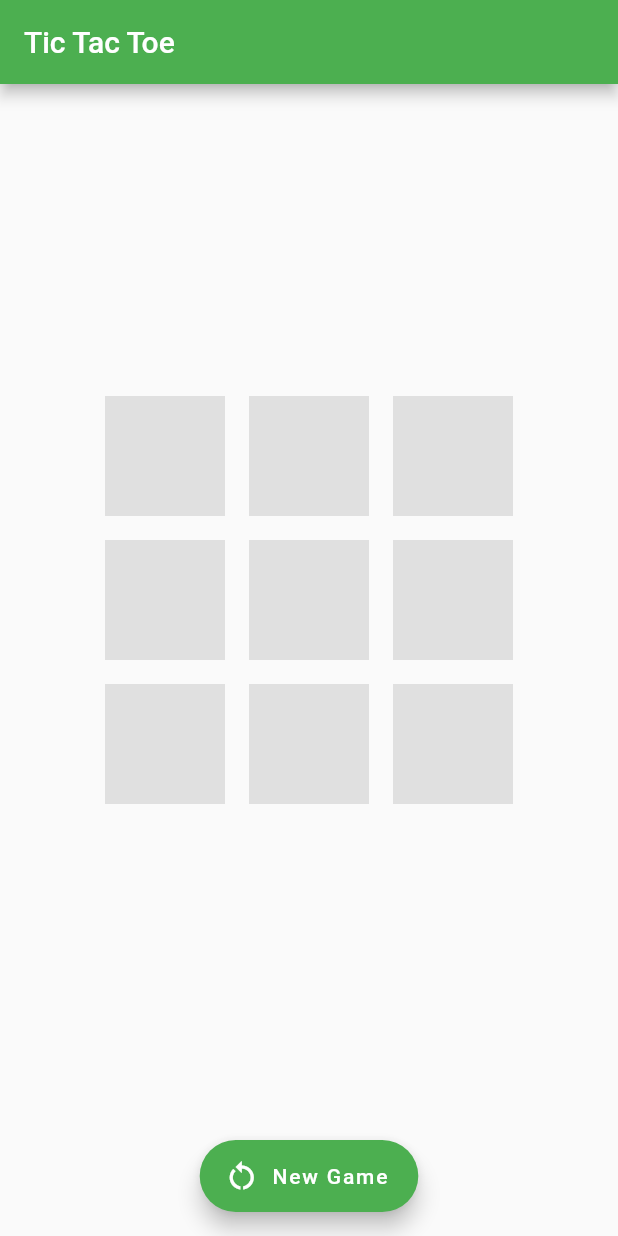
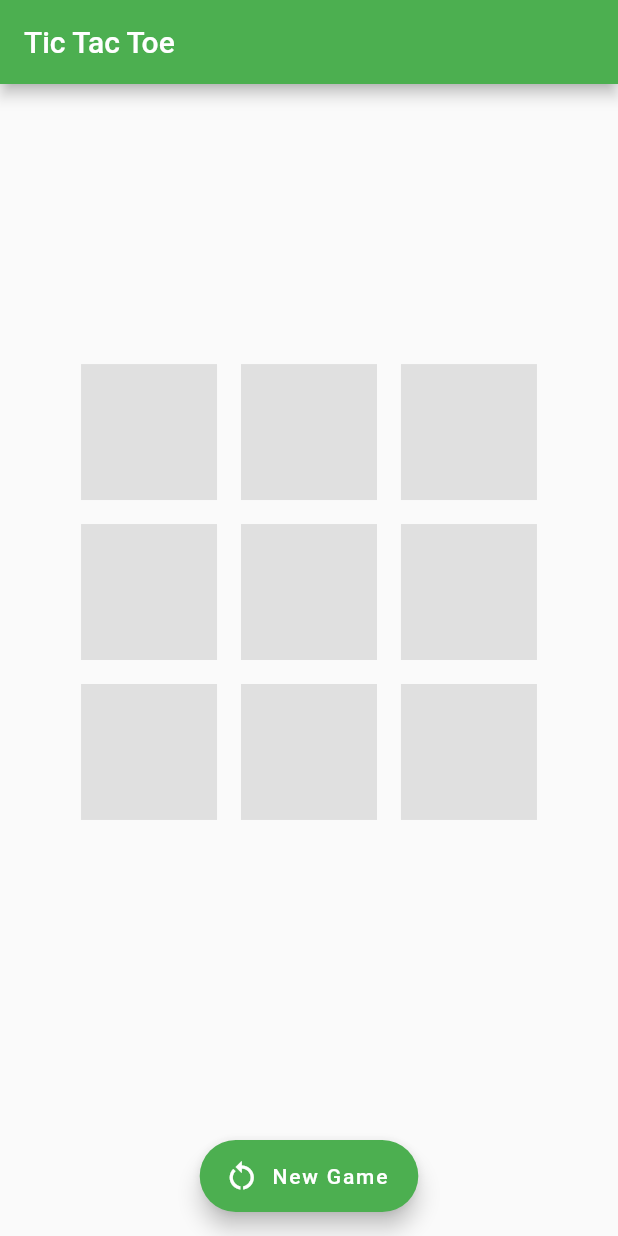
Before and after one commit to feedrdev/flutter_tic_tac_toe, a Flutter app: the screen it shows after launch, on a phone screen of 412 x 824 dp. Run offline on Flutter 3.47's test engine with Material 2 defaults, Android fonts, the phone set to English and light mode, and no system bars.

Commit message:
refactoring and usability

```diff
--- a/lib/board_tile.dart
+++ b/lib/board_tile.dart
@@ -1,5 +1,6 @@
 import 'package:flutter/material.dart';
 
+/// Widget that renders a clickable game tile
 class TileWidget extends StatelessWidget {
   const TileWidget({
     Key? key,
--- a/lib/game_page.dart
+++ b/lib/game_page.dart
@@ -1,5 +1,8 @@
+import 'dart:math';
+
 import 'package:flutter/material.dart';
 import 'package:tic_tac_toe/board.dart';
+import 'package:tic_tac_toe/game_over_widget.dart';
 import 'package:tic_tac_toe/player.dart';
 import 'package:tic_tac_toe/position.dart';
 
@@ -16,14 +19,15 @@ class GamePage extends StatefulWidget {
 
 class _GamePageState extends State<GamePage> {
   Board _board = Board();
-  final Player _player1 = Player(isX: true);
-  final Player _player2 = Player(isX: false);
+  final Player _manPlayer = Player(isX: true);
+  final Player _machinePlayer = Player(isX: false);
   Player? _winner;
   bool _isGameOver = false;
 
   @override
   Widget build(BuildContext context) {
-    const size = 80.0;
+    final tileSize =
+        min(100.0, MediaQuery.of(context).size.shortestSide * 0.66 / 3);
     return Scaffold(
       appBar: AppBar(
         title: Text(widget.title),
@@ -37,96 +41,38 @@ class _GamePageState extends State<GamePage> {
                 mainAxisAlignment: MainAxisAlignment.center,
                 children: [
                   for (int i = 0; i < 3; i++)
-                    Builder(builder: (context) {
-                      final position = _board.positions[i];
-                      return TileWidget(
-                        key: Key('${position.id}'),
-                        isX: position.player?.isX ?? false,
-                        checked: position.player != null,
-                        size: size,
-                        onTap: () => _handleMove(position, _player1),
-                      );
-                    }),
+                    _buildTile(_board.positions[i], tileSize),
                 ],
               ),
               Row(
                 mainAxisAlignment: MainAxisAlignment.center,
                 children: [
                   for (int i = 3; i < 6; i++)
-                    Builder(builder: (context) {
-                      final position = _board.positions[i];
-                      return TileWidget(
-                        key: Key('${position.id}'),
-                        isX: position.player?.isX ?? false,
-                        checked: position.player != null,
-                        size: size,
-                        onTap: () => _handleMove(position, _player1),
-                      );
-                    }),
+                    _buildTile(_board.positions[i], tileSize),
                 ],
               ),
               Row(
                 mainAxisAlignment: MainAxisAlignment.center,
                 children: [
                   for (int i = 6; i < 9; i++)
-                    Builder(builder: (context) {
-                      final position = _board.positions[i];
-                      return TileWidget(
-                        key: Key('${position.id}'),
-                        isX: position.player?.isX ?? false,
-                        checked: position.player != null,
-                        size: size,
-                        onTap: () => _handleMove(position, _player1),
-                      );
-                    }),
+                    _buildTile(_board.positions[i], tileSize),
                 ],
               ),
-              const SizedBox(height: size),
+              SizedBox(height: tileSize),
             ],
           ),
           if (_isGameOver)
-            Center(
-              child: Column(
-                mainAxisAlignment: MainAxisAlignment.center,
-                children: [
-                  Container(
-                    width: size * 3,
-                    height: size * 2.5,
-                    child: Center(
-                      child: Text(
-                        _winner == null
-                            ? 'It\'s a Draw!'
-                            : 'You ${_winner == _player1 ? 'Won!' : 'Lost :('}',
-                        style: const TextStyle(
-                            fontSize: 25,
-                            color: Colors.black87,
-                            height: 2,
-                            fontWeight: FontWeight.bold),
-                        textAlign: TextAlign.center,
-                      ),
-                    ),
-                    padding: const EdgeInsets.all(24),
-                    decoration: BoxDecoration(
-                      color: Colors.greenAccent.withOpacity(0.85),
-                      borderRadius: BorderRadius.circular(10),
-                    ),
-                  ),
-                  const SizedBox(height: size),
-                ],
-              ),
+            GameOverWidget(
+              size: tileSize,
+              isDraw: _winner == null,
+              isWin: _winner == _manPlayer,
+              onTap: _playNewGame,
             ),
         ],
       ),
       floatingActionButtonLocation: FloatingActionButtonLocation.centerFloat,
       floatingActionButton: FloatingActionButton.extended(
-        onPressed: () {
-          setState(() {
-            // reset state to restart the game
-            _board = Board();
-            _winner = null;
-            _isGameOver = false;
-          });
-        },
+        onPressed: _playNewGame,
         tooltip: 'Start Over',
         icon: const Icon(Icons.restart_alt),
         label: const Text('New Game'),
@@ -134,23 +80,42 @@ class _GamePageState extends State<GamePage> {
     );
   }
 
+  Widget _buildTile(Position position, double size) {
+    return TileWidget(
+      key: Key('${position.id}'),
+      isX: position.player?.isX ?? false,
+      checked: position.player != null,
+      size: size,
+      onTap: () => _handleMove(position, _manPlayer),
+    );
+  }
+
   void _handleMove(Position position, Player player) {
     if (_winner != null) return; // game over
     if (position.player != null) return; // position is not empty
     setState(() {
-      position.player = _player1;
-      _player2.nextMove(_board);
+      position.player = _manPlayer;
+      _machinePlayer.nextMove(_board);
       _checkGameOver();
     });
   }
 
   void _checkGameOver() {
-    if (_player1.hasWinner(_board)) {
-      _winner = _player1;
-    } else if (_player2.hasWinner(_board)) {
-      _winner = _player2;
+    if (_manPlayer.hasWinner(_board)) {
+      _winner = _manPlayer;
+    } else if (_machinePlayer.hasWinner(_board)) {
+      _winner = _machinePlayer;
     }
     _isGameOver = _winner != null ||
         _board.positions.where((p) => p.player == null).isEmpty;
   }
+
+  void _playNewGame() {
+    setState(() {
+      // reset state to restart the game
+      _board = Board();
+      _winner = null;
+      _isGameOver = false;
+    });
+  }
 }
```
Also changed, not shown: lib/game_over_widget.dart (added, +53 -0 lines).
